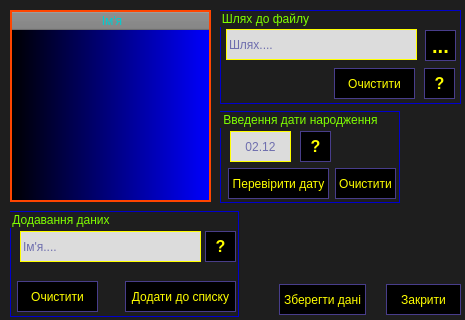
Qt form GUI/Create_data.ui (Kozak228/Birthday-reminder) before a commit.
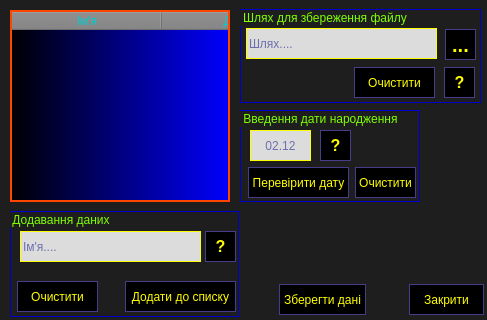
The same form after that commit. Icons and pictures are not drawn.

Commit message: Updated data display during creation. Fixed some bugs.

The edit to the form file:
```diff
--- a/GUI/Create_data.ui
+++ b/GUI/Create_data.ui
@@ -9,7 +9,7 @@
    <rect>
     <x>0</x>
     <y>0</y>
-    <width>465</width>
+    <width>487</width>
     <height>320</height>
    </rect>
   </property>
@@ -36,6 +36,7 @@
    <string notr="true">QWidget{
 	background-color: #1E1E1E;
 }
+
 QPushButton{
 	background-color: black;
 	color: yellow;
@@ -55,6 +56,7 @@
 	color: #800000;
 	border: none;
 }
+
 QLineEdit{
 	background-color: #DCDCDC;
 	color: 	#000080;
@@ -63,20 +65,24 @@
 QLineEdit:focus{
 	border: 3px dashed #800000;
 }
+
 QLabel{
 	color: #FF4500;
 }
+
 QGroupBox{
 	backgrond-color: #696969;
 	color: #7FFF00;
 	border: 1px solid #0000CD;
 }
+
 QRadioButton{
 	color: #FF4500;
 }
 QRadioButton:hover{
 	color: #00FF00;
 }
+
 QTableWidget {
     background-color: qlineargradient(spread:pad, x1:0, y1:0, x2:1, y2:0, stop:0 black, stop:1 blue);
 	border: 2px solid #FF4500;
@@ -86,7 +92,6 @@
     border: 5px solid rgba(68, 119, 170, 150);
     background-color:rgba(68, 119, 170, 125);
 }
-
 QHeaderView, QHeaderView::section {
     background-color: rgba(128, 128, 128, 128);
 	color: #00CED1;
@@ -94,6 +99,11 @@
 QTableWidget::item:hover {
     border: 2px dashed #00FA9A;
 	color: #00FA9A;
+}
+
+QScrollBar:vertical{
+	width:10px;
+	color: yellow;
 }</string>
   </property>
   <property name="inputMethodHints">
@@ -112,14 +122,14 @@
    <widget class="QGroupBox" name="groupBox">
     <property name="geometry">
      <rect>
-      <x>220</x>
-      <y>10</y>
+      <x>240</x>
+      <y>9</y>
       <width>241</width>
       <height>94</height>
      </rect>
     </property>
     <property name="title">
-     <string>Шлях до файлу</string>
+     <string>Шлях для збереження файлу</string>
     </property>
     <widget class="QLineEdit" name="line_path">
      <property name="geometry">
@@ -191,8 +201,8 @@
    <widget class="QGroupBox" name="groupBox_2">
     <property name="geometry">
      <rect>
-      <x>220</x>
-      <y>111</y>
+      <x>240</x>
+      <y>110</y>
       <width>180</width>
       <height>92</height>
      </rect>
@@ -341,7 +351,7 @@
    <widget class="QPushButton" name="pushButton_exit">
     <property name="geometry">
      <rect>
-      <x>386</x>
+      <x>409</x>
       <y>284</y>
       <width>75</width>
       <height>31</height>
@@ -356,21 +366,48 @@
      <rect>
       <x>10</x>
       <y>10</y>
-      <width>201</width>
+      <width>220</width>
       <height>192</height>
      </rect>
     </property>
     <property name="midLineWidth">
      <number>1</number>
     </property>
+    <property name="verticalScrollBarPolicy">
+     <enum>Qt::ScrollBarAsNeeded</enum>
+    </property>
+    <property name="horizontalScrollBarPolicy">
+     <enum>Qt::ScrollBarAlwaysOff</enum>
+    </property>
+    <property name="autoScrollMargin">
+     <number>5</number>
+    </property>
+    <property name="defaultDropAction">
+     <enum>Qt::IgnoreAction</enum>
+    </property>
+    <property name="alternatingRowColors">
+     <bool>true</bool>
+    </property>
+    <property name="verticalScrollMode">
+     <enum>QAbstractItemView::ScrollPerItem</enum>
+    </property>
     <property name="sortingEnabled">
      <bool>true</bool>
     </property>
     <property name="columnCount">
-     <number>1</number>
+     <number>2</number>
     </property>
+    <attribute name="horizontalHeaderVisible">
+     <bool>true</bool>
+    </attribute>
+    <attribute name="horizontalHeaderCascadingSectionResizes">
+     <bool>false</bool>
+    </attribute>
     <attribute name="horizontalHeaderDefaultSectionSize">
-     <number>200</number>
+     <number>150</number>
+    </attribute>
+    <attribute name="horizontalHeaderMinimumSectionSize">
+     <number>39</number>
     </attribute>
     <attribute name="horizontalHeaderShowSortIndicator" stdset="0">
      <bool>true</bool>
@@ -384,9 +421,26 @@
     <attribute name="verticalHeaderHighlightSections">
      <bool>false</bool>
     </attribute>
+    <attribute name="verticalHeaderShowSortIndicator" stdset="0">
+     <bool>false</bool>
+    </attribute>
+    <attribute name="verticalHeaderStretchLastSection">
+     <bool>false</bool>
+    </attribute>
     <column>
      <property name="text">
       <string>Ім'я</string>
+     </property>
+     <property name="textAlignment">
+      <set>AlignCenter</set>
+     </property>
+    </column>
+    <column>
+     <property name="text">
+      <string>Дата</string>
+     </property>
+     <property name="textAlignment">
+      <set>AlignCenter</set>
      </property>
     </column>
    </widget>
```
Left out of the diff: 3 changed lines with no effect on the pictures. The commit also changes 6 other files.
